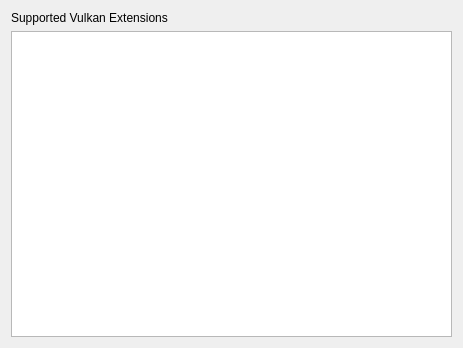
The window that src/UI/About/AboutWindow.ui (QixuanZhao/Vulkaniser) describes before a commit, drawn with Qt 5.
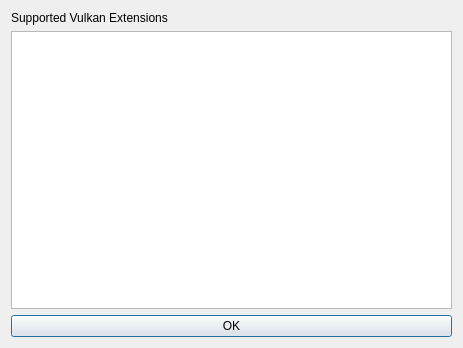
The same window after the commit. Custom widgets are drawn as their Qt base class.

Commit message: about window finished

What changed in the file:
```diff
--- a/src/UI/About/AboutWindow.ui
+++ b/src/UI/About/AboutWindow.ui
@@ -42,6 +42,22 @@
        </property>
       </widget>
      </item>
+     <item>
+      <widget class="QPushButton" name="pushButton">
+       <property name="text">
+        <string>OK</string>
+       </property>
+       <property name="shortcut">
+        <string>Return</string>
+       </property>
+       <property name="autoDefault">
+        <bool>true</bool>
+       </property>
+       <property name="default">
+        <bool>true</bool>
+       </property>
+      </widget>
+     </item>
     </layout>
    </item>
   </layout>
```
Left out of the diff: 19 changed lines with no effect on the pictures. The commit also changes 6 other files.
